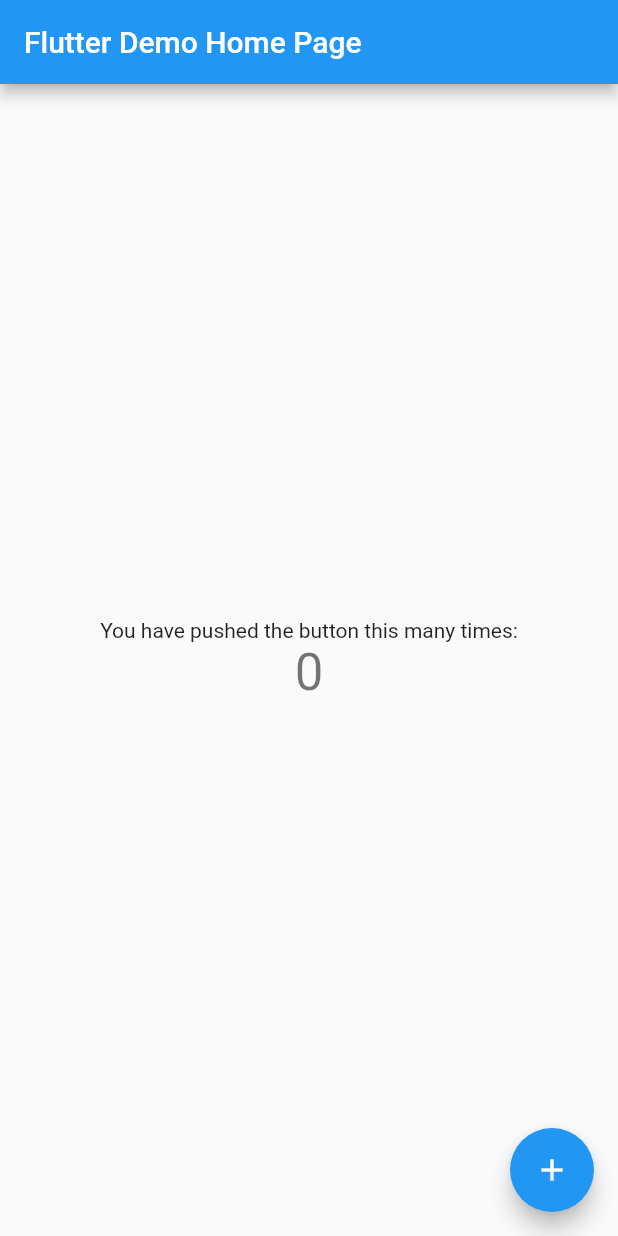
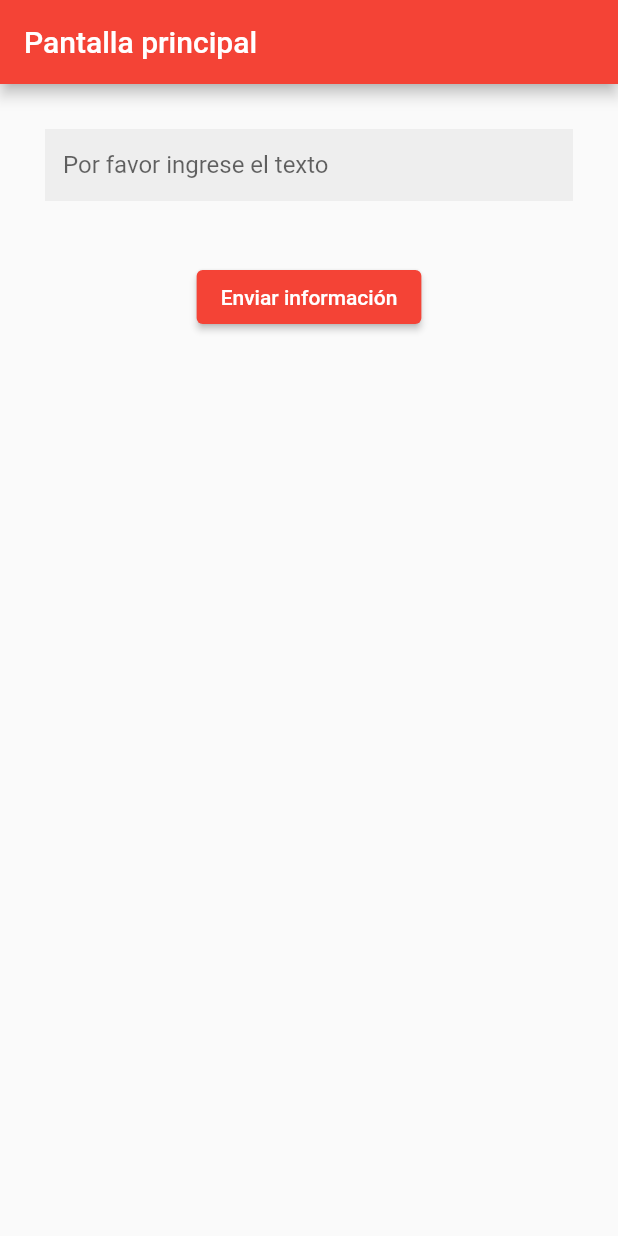
Before and after one commit to SebastianPerez0409/lab02_dac, a Flutter app: the screen it shows after launch, on a phone screen of 412 x 824 dp. Run offline on Flutter 3.47's test engine with Material 2 defaults, Android fonts, the phone set to English and light mode, and no system bars.

Commit message:
Added Mat App + Second Page

```diff
--- a/lib/main.dart
+++ b/lib/main.dart
@@ -1,113 +1,65 @@
 import 'package:flutter/material.dart';
+import 'package:lab02_dac/pages/screen2.dart';
 
-void main() {
-  runApp(MyApp());
-}
+void main() => runApp(MyApp());
 
 class MyApp extends StatelessWidget {
-  // This widget is the root of your application.
   @override
   Widget build(BuildContext context) {
     return MaterialApp(
-      title: 'Flutter Demo',
-      theme: ThemeData(
-        // This is the theme of your application.
-        //
-        // Try running your application with "flutter run". You'll see the
-        // application has a blue toolbar. Then, without quitting the app, try
-        // changing the primarySwatch below to Colors.green and then invoke
-        // "hot reload" (press "r" in the console where you ran "flutter run",
-        // or simply save your changes to "hot reload" in a Flutter IDE).
-        // Notice that the counter didn't reset back to zero; the application
-        // is not restarted.
-        primarySwatch: Colors.blue,
-      ),
-      home: MyHomePage(title: 'Flutter Demo Home Page'),
+      title: 'Material App',
+      debugShowCheckedModeBanner: false,
+      home: Home(),
     );
   }
 }
 
-class MyHomePage extends StatefulWidget {
-  MyHomePage({Key? key, required this.title}) : super(key: key);
-
-  // This widget is the home page of your application. It is stateful, meaning
-  // that it has a State object (defined below) that contains fields that affect
-  // how it looks.
-
-  // This class is the configuration for the state. It holds the values (in this
-  // case the title) provided by the parent (in this case the App widget) and
-  // used by the build method of the State. Fields in a Widget subclass are
-  // always marked "final".
-
-  final String title;
-
-  @override
-  _MyHomePageState createState() => _MyHomePageState();
-}
-
-class _MyHomePageState extends State<MyHomePage> {
-  int _counter = 0;
-
-  void _incrementCounter() {
-    setState(() {
-      // This call to setState tells the Flutter framework that something has
-      // changed in this State, which causes it to rerun the build method below
-      // so that the display can reflect the updated values. If we changed
-      // _counter without calling setState(), then the build method would not be
-      // called again, and so nothing would appear to happen.
-      _counter++;
-    });
-  }
+class Home extends StatelessWidget {
+  const Home({
+    Key? key,
+  }) : super(key: key);
 
   @override
   Widget build(BuildContext context) {
-    // This method is rerun every time setState is called, for instance as done
-    // by the _incrementCounter method above.
-    //
-    // The Flutter framework has been optimized to make rerunning build methods
-    // fast, so that you can just rebuild anything that needs updating rather
-    // than having to individually change instances of widgets.
+    // Con el controlador metemos la información que escribimos en una variable.
+    // _valorInput es el contenedor de mi información ( del input )
+    TextEditingController _valorInput = TextEditingController(text: "");
+
     return Scaffold(
       appBar: AppBar(
-        // Here we take the value from the MyHomePage object that was created by
-        // the App.build method, and use it to set our appbar title.
-        title: Text(widget.title),
+        title: Text('Pantalla principal'),
+        backgroundColor: Colors.red,
       ),
-      body: Center(
-        // Center is a layout widget. It takes a single child and positions it
-        // in the middle of the parent.
-        child: Column(
-          // Column is also a layout widget. It takes a list of children and
-          // arranges them vertically. By default, it sizes itself to fit its
-          // children horizontally, and tries to be as tall as its parent.
-          //
-          // Invoke "debug painting" (press "p" in the console, choose the
-          // "Toggle Debug Paint" action from the Flutter Inspector in Android
-          // Studio, or the "Toggle Debug Paint" command in Visual Studio Code)
-          // to see the wireframe for each widget.
-          //
-          // Column has various properties to control how it sizes itself and
-          // how it positions its children. Here we use mainAxisAlignment to
-          // center the children vertically; the main axis here is the vertical
-          // axis because Columns are vertical (the cross axis would be
-          // horizontal).
-          mainAxisAlignment: MainAxisAlignment.center,
-          children: <Widget>[
-            Text(
-              'You have pushed the button this many times:',
+      body: Column(
+        children: [
+          Padding(
+            padding:
+                const EdgeInsets.only(left: 30, right: 30, bottom: 40, top: 30),
+            child: TextField(
+              // Le mando un objeto que va a contener el valor y se lo asigna automáticamente.
+              controller: _valorInput,
+              decoration: InputDecoration(
+                  border: InputBorder.none,
+                  fillColor: Colors.grey[200],
+                  filled: true,
+                  hintText: "Por favor ingrese el texto"),
             ),
-            Text(
-              '$_counter',
-              style: Theme.of(context).textTheme.headline4,
+          ),
+          ElevatedButton(
+            style: ElevatedButton.styleFrom(
+              primary: Colors.red, // Cambia el color de fondo del botón
+              onPrimary: Colors.white, // Cambia el color del texto del botón
             ),
-          ],
-        ),
+            onPressed: () {
+              Navigator.push(
+                  context,
+                  MaterialPageRoute(
+                      builder: (context) => Screen2(_valorInput.text)));
+            },
+            child: Text('Enviar información'),
+          )
+        ],
       ),
-      floatingActionButton: FloatingActionButton(
-        onPressed: _incrementCounter,
-        tooltip: 'Increment',
-        child: Icon(Icons.add),
-      ), // This trailing comma makes auto-formatting nicer for build methods.
     );
   }
 }
--- /dev/null
+++ b/lib/pages/screen2.dart
@@ -0,0 +1,19 @@
+import 'package:flutter/material.dart';
+
+class Screen2 extends StatelessWidget {
+  final String texto;
+  const Screen2(this.texto, {Key? key}) : super(key: key);
+
+  @override
+  Widget build(BuildContext context) {
+    return Scaffold(
+      appBar: AppBar(
+        title: Text('Segunda pantalla'),
+        backgroundColor: Colors.red,
+      ),
+      body: Center(
+        child: Text(texto),
+      ),
+    );
+  }
+}
```
